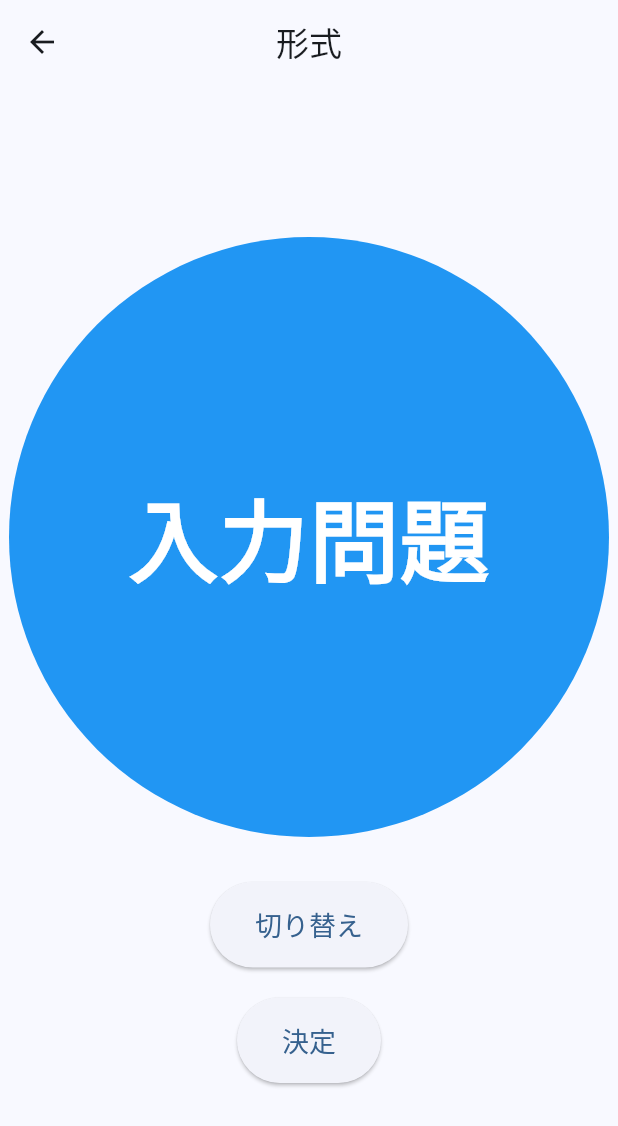
After one commit to itc-s22007/LearnUp, a Flutter app: the FormatScreen screen opened directly, after a tap on "切り替え", on a phone screen of 412 x 824 dp. The commit adds this screen. Shown: the top 1126 px of the screen. Run offline on Flutter 3.47's test engine with Material 3 defaults, Android fonts, the phone set to English and light mode, and no system bars; our stand-ins replace firebase_auth, firebase_core; accounts and stored records are empty.

Commit message:
形式選択画面完成

```diff
--- /dev/null
+++ b/lib/format/formatScreen.dart
@@ -0,0 +1,100 @@
+import 'package:flutter/material.dart';
+import '../InputQuestions/InputScreen.dart';
+import '../choiceQuestions/choiceScreen.dart';
+
+class FormatScreen extends StatefulWidget {
+  const FormatScreen({super.key});
+
+  @override
+  State<FormatScreen> createState() => _HomeScreenState();
+}
+
+class _HomeScreenState extends State<FormatScreen> {
+  bool showCircle = true;
+
+  void _toggleShape() {
+    setState(() {
+      showCircle = !showCircle;
+    });
+  }
+
+  void _navigateToNextScreen() {
+    if (showCircle) {
+      Navigator.push(
+        context,
+        MaterialPageRoute(builder: (context) => const ChoicesScreen()),
+      );
+    } else {
+      Navigator.push(
+        context,
+        MaterialPageRoute(builder: (context) => const InputScreen()),
+      );
+    }
+  }
+
+  @override
+  Widget build(BuildContext context) {
+    return Scaffold(
+      appBar: AppBar(
+        title: const Text('形式'),
+        centerTitle: true,
+      ),
+      body: Center(
+        child: Column(
+          mainAxisSize: MainAxisSize.min,
+          children: <Widget>[
+            AnimatedSwitcher(
+              duration: const Duration(milliseconds: 300),
+              transitionBuilder: (child, animation) {
+                return SlideTransition(
+                  position: Tween<Offset>(
+                    begin: const Offset(0, 1),
+                    end: const Offset(0, 0),
+                  ).animate(animation),
+                  child: child,
+                );
+              },
+              child: Container(
+                key: ValueKey<bool>(showCircle),
+                width: 400,
+                height: 400,
+                decoration: BoxDecoration(
+                  color: showCircle ? Colors.red : Colors.blue,
+                  shape: showCircle ? BoxShape.circle : BoxShape.circle,
+                ),
+                child: Center(
+                  child: Text(
+                    showCircle ? '選択問題' : '入力問題',
+                    style: const TextStyle(
+                      color: Colors.white,
+                      fontSize: 60,
+                      fontWeight: FontWeight.bold,
+                    ),
+                  ),
+                ),
+              ),
+            ),
+            const SizedBox(height: 30),
+            ElevatedButton(
+              onPressed: _toggleShape,
+              child: const Text('切り替え'),
+              style: ElevatedButton.styleFrom(
+                padding: const EdgeInsets.symmetric(horizontal: 30, vertical: 15),
+                textStyle: const TextStyle(fontSize: 18),
+              ),
+            ),
+            const SizedBox(height: 20),
+            ElevatedButton(
+              onPressed: _navigateToNextScreen,
+              style: ElevatedButton.styleFrom(
+                padding: const EdgeInsets.symmetric(horizontal: 30, vertical: 15),
+                textStyle: const TextStyle(fontSize: 18),
+              ),
+              child: const Text('決定'),
+            ),
+          ],
+        ),
+      ),
+    );
+  }
+}
--- a/lib/screens/title_screen.dart
+++ b/lib/screens/title_screen.dart
@@ -1,6 +1,6 @@
 import 'package:flutter/material.dart';
 import '../login/Login.dart'; // ログイン画面へのパス
-import '../register_screen.dart'; // 新規登録画面へのパス
+import '../register/register_screen.dart'; // 新規登録画面へのパス
 
 class TitleScreen extends StatelessWidget {
   const TitleScreen({super.key});
```
Also changed, not shown: lib/InputQuestions/InputScreen.dart (renamed from lib/InputQuestions/Input.dart), lib/choiceQuestions/choiceScreen.dart (renamed from lib/choiceQuestions/choice.dart), lib/home/HomeScreen.dart (added), lib/register/register_screen.dart (renamed from lib/register_screen.dart).
